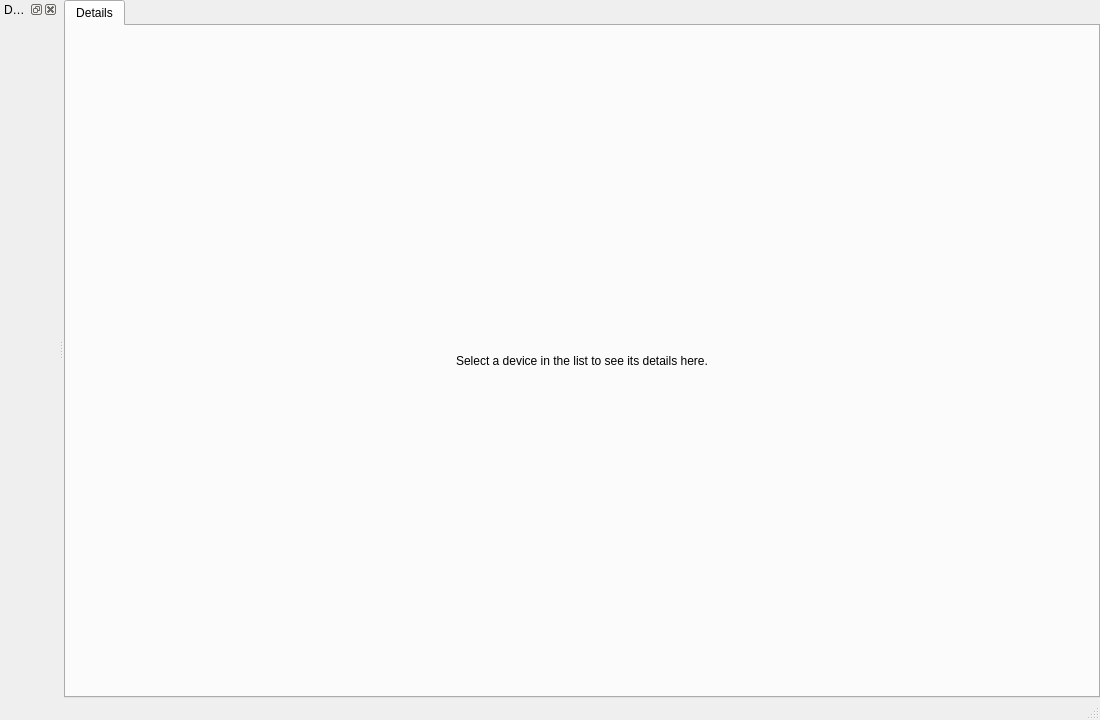
P175B178/project-full-impl, file desktop/src/app/MainWindow.ui: the form before one commit.
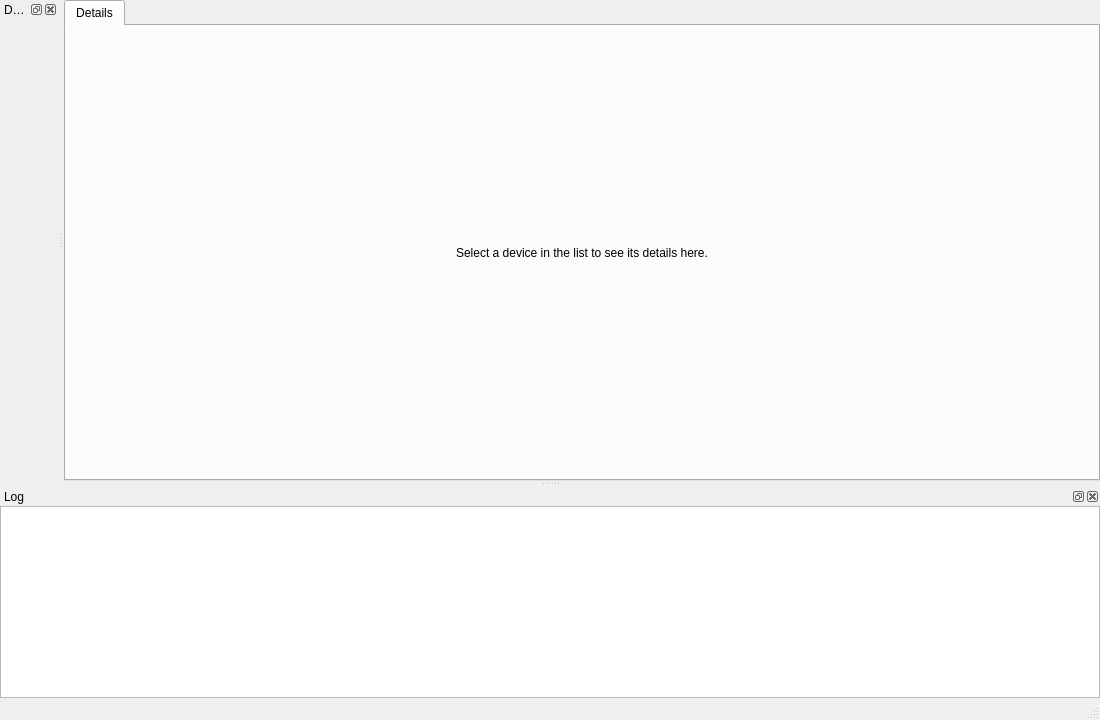
The form after the commit. Custom widgets are drawn as their Qt base class.

```diff
--- a/desktop/src/app/MainWindow.ui
+++ b/desktop/src/app/MainWindow.ui
@@ -82,8 +82,40 @@
     </layout>
    </widget>
   </widget>
+  <widget class="QDockWidget" name="logDock">
+   <property name="windowTitle">
+    <string>Log</string>
+   </property>
+   <attribute name="dockWidgetArea">
+    <number>8</number>
+   </attribute>
+   <widget class="QWidget" name="logDockContents">
+    <layout class="QVBoxLayout" name="logDockLayout">
+     <property name="leftMargin">
+      <number>0</number>
+     </property>
+     <property name="topMargin">
+      <number>0</number>
+     </property>
+     <property name="rightMargin">
+      <number>0</number>
+     </property>
+     <property name="bottomMargin">
+      <number>0</number>
+     </property>
+     <item>
+      <widget class="warden::app::LogPanel" name="logPanel"/>
+     </item>
+    </layout>
+   </widget>
+  </widget>
  </widget>
  <customwidgets>
+  <customwidget>
+   <class>warden::app::LogPanel</class>
+   <extends>QPlainTextEdit</extends>
+   <header>app/LogPanel.h</header>
+  </customwidget>
   <customwidget>
    <class>warden::app::DeviceListPanel</class>
    <extends>QWidget</extends>
```
